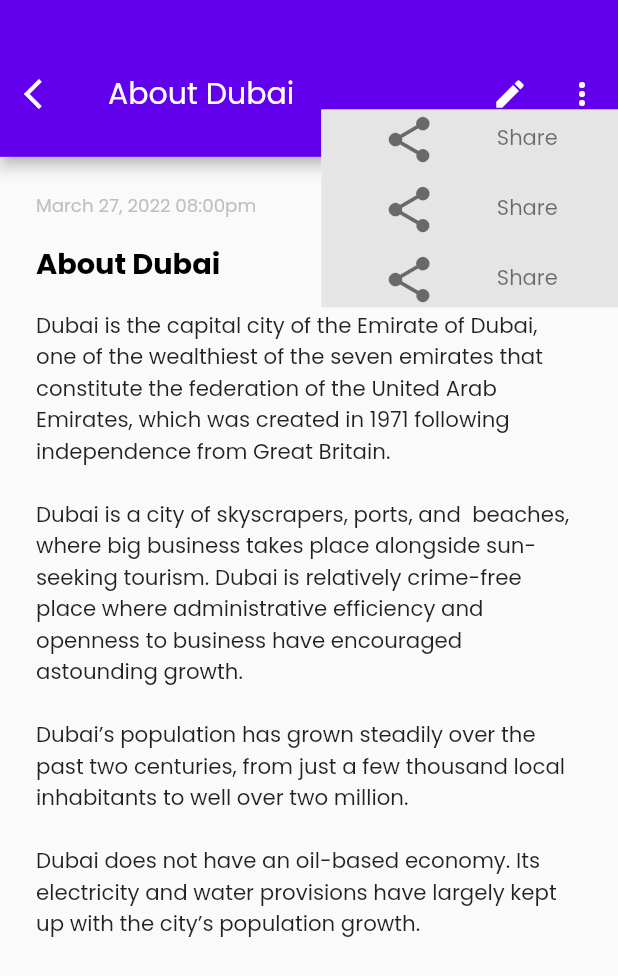
After one commit to kolikay/Scholars_padi, a Flutter app: the NoteBookScreen3 screen opened directly, on a phone screen of 412 x 824 dp. The commit adds this screen. Shown: the top 976 px of the screen. Run offline on Flutter 3.47's test engine with Material 2 defaults, Android fonts, the phone set to English and light mode, and no system bars; our stand-ins replace carousel_slider, flutter_riverpod, flutter_screenutil, flutter_slidable, google_fonts, image_picker and 2 more; missing offline and left inert: simple_connection_checker.

Commit message:
notebook cards screens

```diff
--- /dev/null
+++ b/lib/screens/note_book_screens/views/note_book_screen3.dart
@@ -0,0 +1,175 @@
+import 'package:flutter/material.dart';
+import 'package:scholars_padi/constants/appColor.dart';
+import 'package:scholars_padi/routes/page_routes.dart';
+import 'package:scholars_padi/widgets/reusesable_widget/reusable_app_bar1.dart';
+import 'package:flutter_screenutil/flutter_screenutil.dart';
+import 'package:scholars_padi/widgets/reusesable_widget/normal_text.dart';
+import 'package:scholars_padi/widgets/utils/progress_bar.dart';
+
+class NoteBookScreen3 extends StatefulWidget {
+  const NoteBookScreen3({
+    Key? key,
+  }) : super(key: key);
+
+  @override
+  State<NoteBookScreen3> createState() => _NoteBookScreen3State();
+}
+
+class _NoteBookScreen3State extends State<NoteBookScreen3> {
+  bool isVisible = false;
+  @override
+  Widget build(BuildContext context) {
+    return Stack(
+      children: [
+        Scaffold(
+          appBar: PreferredSize(
+            preferredSize: Size.fromHeight(103.h),
+            child: ReuseableAppBar1(
+              title: NormalText(
+                text: 'About Dubai',
+                color: Colors.white,
+              ),
+              firstAppIcon: IconButton(
+                onPressed: () {
+                  Navigator.pop(context);
+                },
+                icon: const Icon(Icons.arrow_back_ios),
+              ),
+              secondAppIcon: IconButton(
+                onPressed: () {},
+                icon: const Icon(Icons.edit),
+              ),
+              thirdAppIcon: IconButton(
+                onPressed: () {
+                  // showDialog(
+                  //     context: context,
+                  //     builder: (BuildContext context) {
+                  //       return const MoreDialog();
+                  //     });
+                },
+                icon: const Icon(Icons.more_vert),
+              ),
+            ),
+          ),
+          body: Padding(
+            padding: const EdgeInsets.all(24.0),
+            child: SizedBox(
+              child: Column(
+                mainAxisAlignment: MainAxisAlignment.start,
+                crossAxisAlignment: CrossAxisAlignment.start,
+                children: [
+                  NormalText(
+                    text: 'March 27, 2022 08:00pm',
+                    color: AppColor.dullerBlack,
+                    size: 12.sp,
+                  ),
+                  SizedBox(
+                    height: 15.h,
+                  ),
+                  NormalText(
+                    text: 'About Dubai',
+                    size: 19.2,
+                    color: Colors.black,
+                    fontWeight: FontWeight.bold,
+                  ),
+                  SizedBox(
+                    height: 15.h,
+                  ),
+                  NormalText(
+                    text:
+                        """Dubai is the capital city of the Emirate of Dubai, one of the wealthiest of the seven emirates that constitute the federation of the United Arab Emirates, which was created in 1971 following independence from Great Britain.
+
+Dubai is a city of skyscrapers, ports, and  beaches, where big business takes place alongside sun-seeking tourism. Dubai is relatively crime-free place where administrative efficiency and openness to business have encouraged astounding growth.
+
+Dubai’s population has grown steadily over the past two centuries, from just a few thousand local inhabitants to well over two million.
+
+Dubai does not have an oil-based economy. Its electricity and water provisions have largely kept up with the city’s population growth.
+""",
+                    color: Colors.black87,
+                    size: 14.sp,
+                  ),
+                ],
+              ),
+            ),
+          ),
+        ),
+        const Positioned(
+          right: 0,
+          top: 73,
+          child: MoreDialog(),
+        )
+      ],
+    );
+  }
+}
+
+class MoreDialog extends StatelessWidget {
+  const MoreDialog({
+    Key? key,
+  }) : super(key: key);
+
+  @override
+  Widget build(BuildContext context) {
+    return Material(
+      child: Container(
+        color: AppColor.darkContainer,
+        height: 130.h,
+        width: 180.w,
+        child: Column(
+          crossAxisAlignment: CrossAxisAlignment.center,
+          mainAxisAlignment: MainAxisAlignment.center,
+          children: [
+            Row(
+              mainAxisAlignment: MainAxisAlignment.spaceEvenly,
+              children: [
+                Icon(
+                  Icons.share,
+                  color: AppColor.dullBlack,
+                  size: 36.h,
+                ),
+                NormalText(
+                  text: 'Share',
+                  color: AppColor.dullBlack,
+                )
+              ],
+            ),
+            SizedBox(
+              height: 10.h,
+            ),
+            Row(
+              mainAxisAlignment: MainAxisAlignment.spaceEvenly,
+              children: [
+                Icon(
+                  Icons.share,
+                  color: AppColor.dullBlack,
+                  size: 36.h,
+                ),
+                NormalText(
+                  text: 'Share',
+                  color: AppColor.dullBlack,
+                )
+              ],
+            ),
+            SizedBox(
+              height: 10.h,
+            ),
+            Row(
+              mainAxisAlignment: MainAxisAlignment.spaceEvenly,
+              children: [
+                Icon(
+                  Icons.share,
+                  color: AppColor.dullBlack,
+                  size: 36.h,
+                ),
+                NormalText(
+                  text: 'Share',
+                  color: AppColor.dullBlack,
+                )
+              ],
+            ),
+          ],
+        ),
+      ),
+    );
+  }
+}
```
Also changed, not shown: lib/routes/page_routes.dart (+18 -0 lines), lib/screens/note_book_screens/views/nore_book_screen2.dart (added, +80 -0 lines), lib/screens/note_book_screens/views/note_book_screen1.dart (+27 -10 lines).
